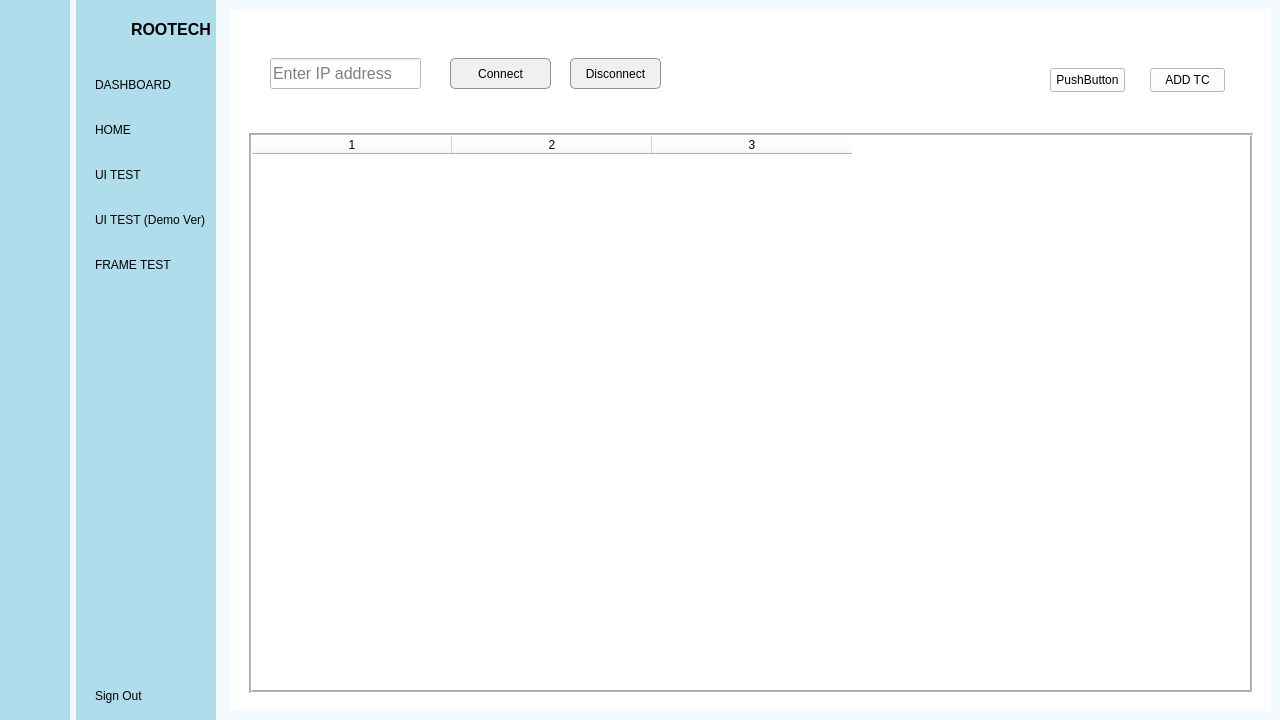
The window that dashboard.ui (badpooh/Vision) describes before a commit, drawn with Qt 5.
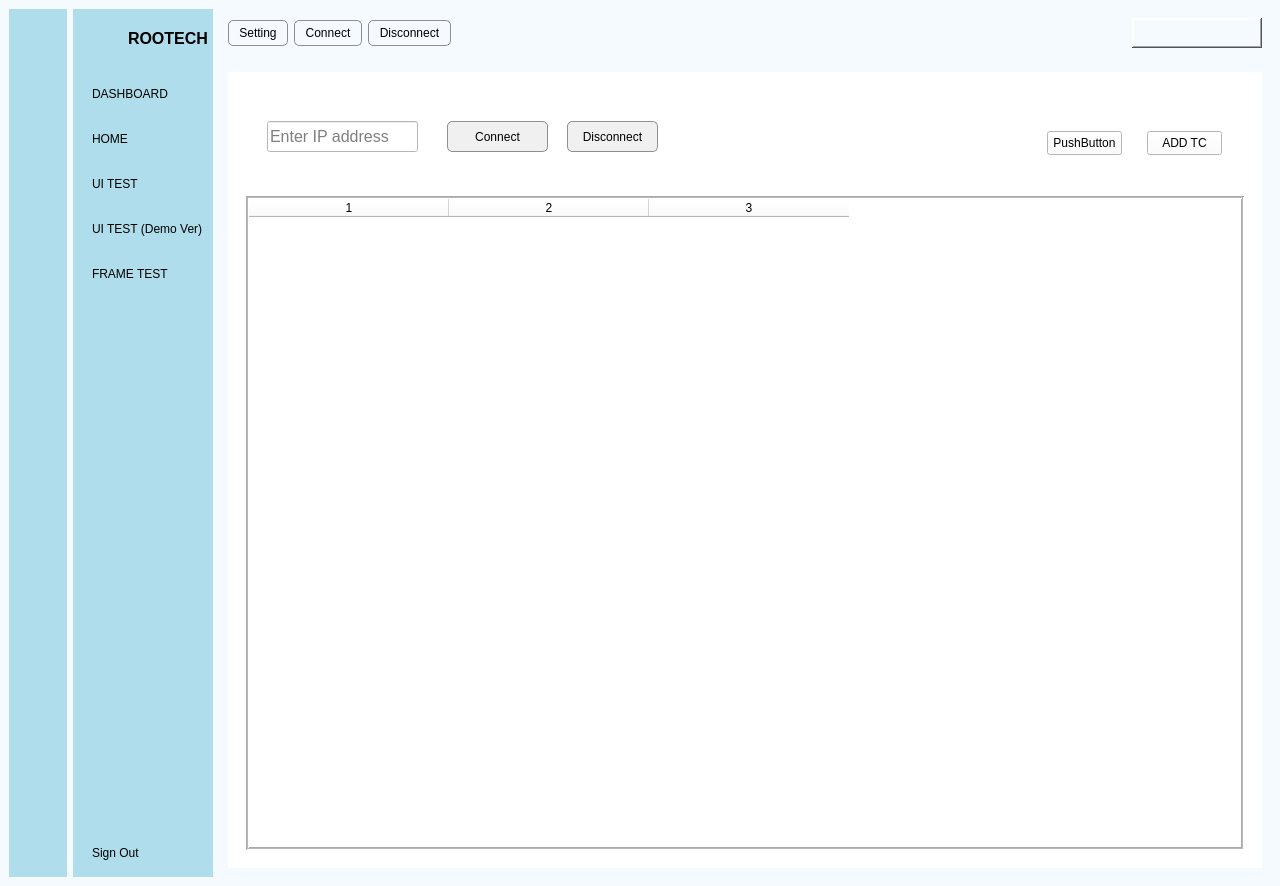
The same window after the commit. The open tabs and pages were chosen to show the change. Icons and pictures are not drawn.

```diff
--- a/dashboard.ui
+++ b/dashboard.ui
@@ -7,7 +7,7 @@
     <x>0</x>
     <y>0</y>
     <width>1280</width>
-    <height>720</height>
+    <height>886</height>
    </rect>
   </property>
   <property name="minimumSize">
@@ -24,19 +24,7 @@
   </property>
   <widget class="QWidget" name="centralwidget">
    <layout class="QGridLayout" name="gridLayout">
-    <property name="leftMargin">
-     <number>0</number>
-    </property>
-    <property name="topMargin">
-     <number>0</number>
-    </property>
-    <property name="rightMargin">
-     <number>0</number>
-    </property>
-    <property name="bottomMargin">
-     <number>0</number>
-    </property>
-    <item row="0" column="0">
+    <item row="0" column="0" rowspan="2">
      <widget class="QWidget" name="icon_only_widget" native="true">
       <property name="minimumSize">
        <size>
@@ -252,7 +240,132 @@
       </layout>
      </widget>
     </item>
-    <item row="0" column="1">
+    <item row="0" column="2" alignment="Qt::AlignmentFlag::AlignVCenter">
+     <widget class="QWidget" name="condition_bar" native="true">
+      <property name="sizePolicy">
+       <sizepolicy hsizetype="Preferred" vsizetype="Preferred">
+        <horstretch>0</horstretch>
+        <verstretch>0</verstretch>
+       </sizepolicy>
+      </property>
+      <property name="minimumSize">
+       <size>
+        <width>0</width>
+        <height>0</height>
+       </size>
+      </property>
+      <layout class="QHBoxLayout" name="horizontalLayout">
+       <item>
+        <widget class="QPushButton" name="btn_setting">
+         <property name="styleSheet">
+          <string notr="true">QPushButton {
+        border: 1px solid #8f8f91;
+        border-radius: 5px;
+        padding: 5 10px;
+    }
+
+QPushButton:pressed {
+        background-color: #d0d0d0;
+    }</string>
+         </property>
+         <property name="text">
+          <string>Setting</string>
+         </property>
+         <property name="checkable">
+          <bool>false</bool>
+         </property>
+         <property name="autoDefault">
+          <bool>false</bool>
+         </property>
+        </widget>
+       </item>
+       <item>
+        <widget class="QPushButton" name="btn_all_connect">
+         <property name="styleSheet">
+          <string notr="true">QPushButton {
+        border: 1px solid #8f8f91;
+        border-radius: 5px;
+        padding: 5 10px;
+    }
+
+QPushButton:pressed {
+        background-color: #d0d0d0;
+    }</string>
+         </property>
+         <property name="text">
+          <string>Connect</string>
+         </property>
+         <property name="checkable">
+          <bool>false</bool>
+         </property>
+        </widget>
+       </item>
+       <item>
+        <widget class="QPushButton" name="btn_all_disconnect">
+         <property name="styleSheet">
+          <string notr="true">QPushButton {
+        border: 1px solid #8f8f91;
+        border-radius: 5px;
+        padding: 5 10px;
+    }
+
+QPushButton:pressed {
+        background-color: #d0d0d0;
+    }</string>
+         </property>
+         <property name="text">
+          <string>Disconnect</string>
+         </property>
+         <property name="checkable">
+          <bool>false</bool>
+         </property>
+         <property name="checked">
+          <bool>false</bool>
+         </property>
+         <property name="flat">
+          <bool>false</bool>
+         </property>
+        </widget>
+       </item>
+       <item>
+        <spacer name="horizontalSpacer">
+         <property name="orientation">
+          <enum>Qt::Orientation::Horizontal</enum>
+         </property>
+         <property name="sizeHint" stdset="0">
+          <size>
+           <width>868</width>
+           <height>19</height>
+          </size>
+         </property>
+        </spacer>
+       </item>
+       <item>
+        <widget class="QLabel" name="IP">
+         <property name="minimumSize">
+          <size>
+           <width>130</width>
+           <height>30</height>
+          </size>
+         </property>
+         <property name="frameShape">
+          <enum>QFrame::Shape::WinPanel</enum>
+         </property>
+         <property name="frameShadow">
+          <enum>QFrame::Shadow::Raised</enum>
+         </property>
+         <property name="lineWidth">
+          <number>1</number>
+         </property>
+         <property name="text">
+          <string/>
+         </property>
+        </widget>
+       </item>
+      </layout>
+     </widget>
+    </item>
+    <item row="0" column="1" rowspan="2">
      <widget class="QWidget" name="icon_name_widget" native="true">
       <property name="enabled">
        <bool>true</bool>
@@ -457,7 +570,7 @@
       </layout>
      </widget>
     </item>
-    <item row="0" column="2">
+    <item row="1" column="2">
      <widget class="QWidget" name="main_menu" native="true">
       <layout class="QVBoxLayout" name="verticalLayout_5">
        <item>
```
Left out of the diff: 2 changed lines with no effect on the pictures.
